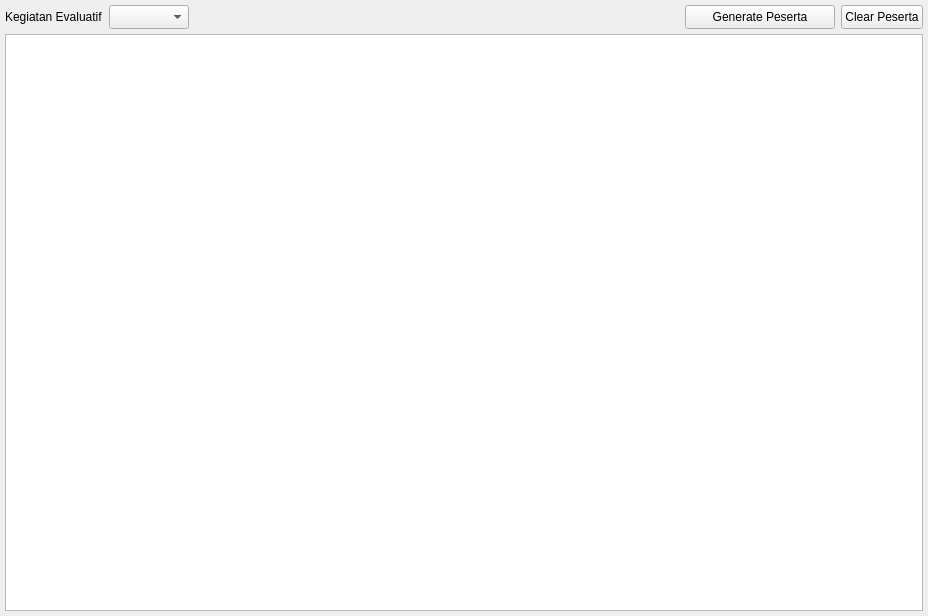
The window that ui/sources/page_peserta.ui (asjach/db_app) describes before a commit, drawn with Qt 5.
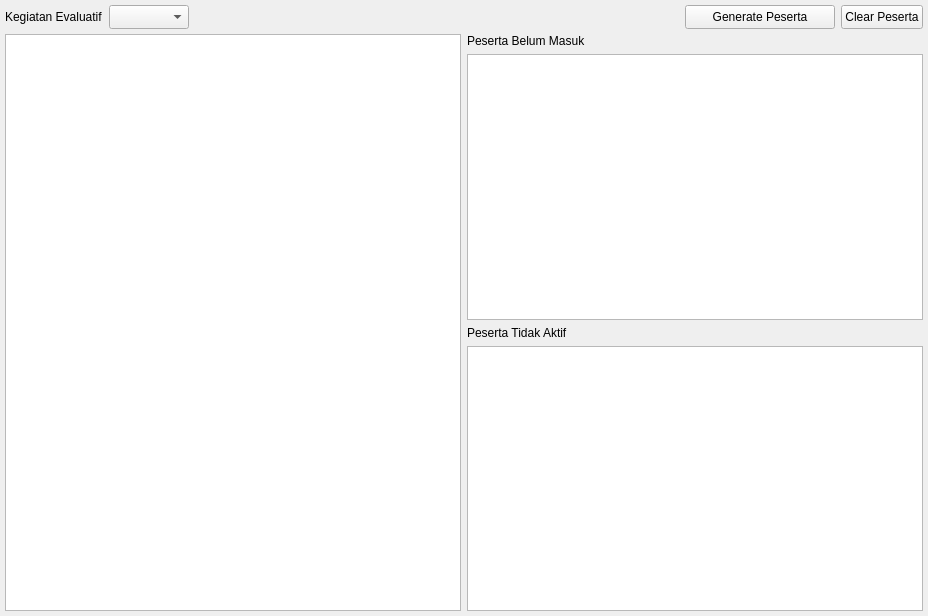
The same window after the commit.

Commit message: modifikasi page compare dokumen

```diff
--- a/ui/sources/page_peserta.ui
+++ b/ui/sources/page_peserta.ui
@@ -104,10 +104,77 @@
     </widget>
    </item>
    <item row="1" column="0">
-    <widget class="QTableWidget" name="tbl_widget">
-     <property name="selectionBehavior">
-      <enum>QAbstractItemView::SelectItems</enum>
-     </property>
+    <widget class="QWidget" name="widget_2" native="true">
+     <layout class="QGridLayout" name="gridLayout_4">
+      <property name="leftMargin">
+       <number>0</number>
+      </property>
+      <property name="topMargin">
+       <number>0</number>
+      </property>
+      <property name="rightMargin">
+       <number>0</number>
+      </property>
+      <property name="bottomMargin">
+       <number>0</number>
+      </property>
+      <property name="horizontalSpacing">
+       <number>6</number>
+      </property>
+      <item row="0" column="0">
+       <widget class="QTableWidget" name="tbl_widget">
+        <property name="selectionBehavior">
+         <enum>QAbstractItemView::SelectItems</enum>
+        </property>
+       </widget>
+      </item>
+      <item row="0" column="1">
+       <widget class="QWidget" name="widget_3" native="true">
+        <layout class="QGridLayout" name="gridLayout_3">
+         <property name="leftMargin">
+          <number>0</number>
+         </property>
+         <property name="topMargin">
+          <number>0</number>
+         </property>
+         <property name="rightMargin">
+          <number>0</number>
+         </property>
+         <property name="bottomMargin">
+          <number>0</number>
+         </property>
+         <item row="1" column="0">
+          <widget class="QTableWidget" name="tbl_siswa_aktif_belum_masuk">
+           <property name="selectionBehavior">
+            <enum>QAbstractItemView::SelectItems</enum>
+           </property>
+          </widget>
+         </item>
+         <item row="3" column="0">
+          <widget class="QTableWidget" name="tbl_peserta_tidak_aktif">
+           <property name="selectionBehavior">
+            <enum>QAbstractItemView::SelectItems</enum>
+           </property>
+          </widget>
+         </item>
+         <item row="0" column="0">
+          <widget class="QLabel" name="label_2">
+           <property name="text">
+            <string>Peserta Belum Masuk</string>
+           </property>
+          </widget>
+         </item>
+         <item row="2" column="0">
+          <widget class="QLabel" name="label_3">
+           <property name="text">
+            <string>Peserta Tidak Aktif</string>
+           </property>
+          </widget>
+         </item>
+        </layout>
+       </widget>
+      </item>
+     </layout>
     </widget>
    </item>
   </layout>
```
The commit also changes 11 other files.
